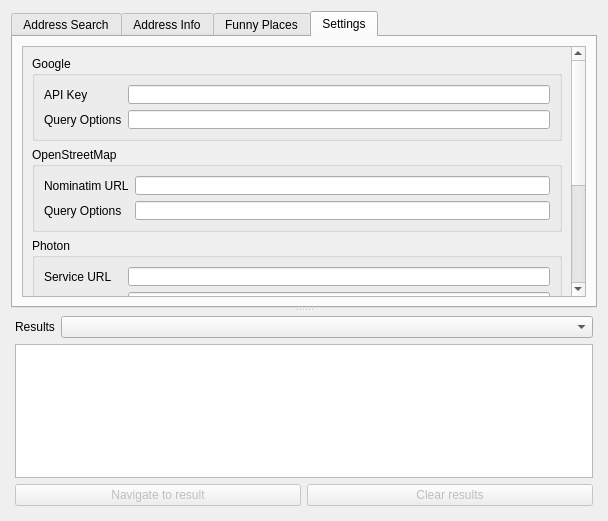
andreassteffens/QGIS, file src/plugins/sb_address_services/sbaddressservicesguibase.ui: the form before one commit.
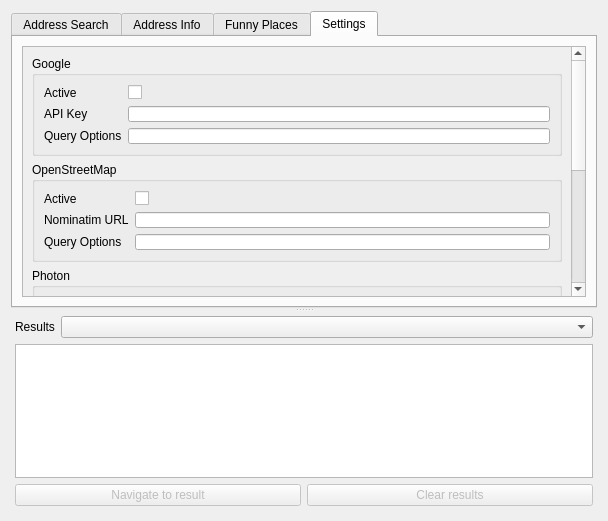
The form after the commit. Icons and pictures are not drawn. Custom widgets are drawn as their Qt base class.

Commit message: - added checkboxes to separately enable/disable search providers - improved search provider error handling

```diff
--- a/src/plugins/sb_address_services/sbaddressservicesguibase.ui
+++ b/src/plugins/sb_address_services/sbaddressservicesguibase.ui
@@ -992,16 +992,16 @@
            <property name="geometry">
             <rect>
              <x>0</x>
-             <y>-142</y>
+             <y>-265</y>
              <width>547</width>
-             <height>448</height>
+             <height>508</height>
             </rect>
            </property>
            <layout class="QVBoxLayout" name="verticalLayout_2">
             <item>
              <widget class="QGroupBox" name="mGrpGoogleSettings">
               <property name="sizePolicy">
-               <sizepolicy hsizetype="Expanding" vsizetype="Preferred">
+               <sizepolicy hsizetype="Preferred" vsizetype="Preferred">
                 <horstretch>0</horstretch>
                 <verstretch>0</verstretch>
                </sizepolicy>
@@ -1009,7 +1009,7 @@
               <property name="minimumSize">
                <size>
                 <width>0</width>
-                <height>85</height>
+                <height>100</height>
                </size>
               </property>
               <property name="baseSize">
@@ -1022,26 +1022,40 @@
                <string>Google</string>
               </property>
               <layout class="QFormLayout" name="formLayout_2">
-               <item row="1" column="0">
+               <item row="2" column="0">
                 <widget class="QLabel" name="mLblGoogleKey">
                  <property name="text">
                   <string>API Key</string>
                  </property>
                 </widget>
                </item>
-               <item row="2" column="0">
+               <item row="3" column="0">
                 <widget class="QLabel" name="mLblGoogleQueryOptions">
                  <property name="text">
                   <string>Query Options</string>
                  </property>
                 </widget>
                </item>
-               <item row="2" column="1">
+               <item row="3" column="1">
                 <widget class="QLineEdit" name="mLeGoogleQueryOptions"/>
                </item>
-               <item row="1" column="1">
+               <item row="2" column="1">
                 <widget class="QgsPasswordLineEdit" name="mPleGoogleKey"/>
                </item>
+               <item row="1" column="0">
+                <widget class="QLabel" name="mLblGoogleActive">
+                 <property name="text">
+                  <string>Active</string>
+                 </property>
+                </widget>
+               </item>
+               <item row="1" column="1">
+                <widget class="QCheckBox" name="mCheckGoogleActive">
+                 <property name="text">
+                  <string/>
+                 </property>
+                </widget>
+               </item>
               </layout>
              </widget>
             </item>
@@ -1050,33 +1064,47 @@
               <property name="minimumSize">
                <size>
                 <width>0</width>
-                <height>85</height>
+                <height>100</height>
                </size>
               </property>
               <property name="title">
                <string>OpenStreetMap</string>
               </property>
               <layout class="QFormLayout" name="formLayout_4">
-               <item row="0" column="0">
+               <item row="1" column="0">
                 <widget class="QLabel" name="mLblNominatimAddress">
                  <property name="text">
                   <string>Nominatim URL</string>
                  </property>
                 </widget>
                </item>
-               <item row="0" column="1">
+               <item row="1" column="1">
                 <widget class="QLineEdit" name="mLeNominatimService"/>
                </item>
-               <item row="1" column="0">
+               <item row="2" column="0">
                 <widget class="QLabel" name="mLblNominatimQueryOptions">
                  <property name="text">
                   <string>Query Options</string>
                  </property>
                 </widget>
                </item>
-               <item row="1" column="1">
+               <item row="2" column="1">
                 <widget class="QLineEdit" name="mLeNominatimQueryOptions"/>
                </item>
+               <item row="0" column="0">
+                <widget class="QLabel" name="mLblNominatimActive">
+                 <property name="text">
+                  <string>Active</string>
+                 </property>
+                </widget>
+               </item>
+               <item row="0" column="1">
+                <widget class="QCheckBox" name="mCheckNominatimActive">
+                 <property name="text">
+                  <string/>
+                 </property>
+                </widget>
+               </item>
               </layout>
              </widget>
             </item>
@@ -1085,33 +1113,47 @@
               <property name="minimumSize">
                <size>
                 <width>0</width>
-                <height>85</height>
+                <height>100</height>
                </size>
               </property>
               <property name="title">
                <string>Photon</string>
               </property>
               <layout class="QFormLayout" name="formLayout_7">
-               <item row="0" column="0">
+               <item row="1" column="0">
                 <widget class="QLabel" name="mLblPhotonAddress">
                  <property name="text">
                   <string>Service URL</string>
                  </property>
                 </widget>
                </item>
-               <item row="0" column="1">
+               <item row="1" column="1">
                 <widget class="QLineEdit" name="mLePhotonService"/>
                </item>
-               <item row="1" column="0">
+               <item row="2" column="0">
                 <widget class="QLabel" name="mLblPhotonQueryOptions">
                  <property name="text">
                   <string>Query Options</string>
                  </property>
                 </widget>
                </item>
-               <item row="1" column="1">
+               <item row="2" column="1">
                 <widget class="QLineEdit" name="mLePhotonQueryOptions"/>
                </item>
+               <item row="0" column="0">
+                <widget class="QLabel" name="mLblPhotonActive">
+                 <property name="text">
+                  <string>Active</string>
+                 </property>
+                </widget>
+               </item>
+               <item row="0" column="1">
+                <widget class="QCheckBox" name="mCheckPhotonActive">
+                 <property name="text">
+                  <string/>
+                 </property>
+                </widget>
+               </item>
               </layout>
              </widget>
             </item>
@@ -1120,33 +1162,47 @@
               <property name="minimumSize">
                <size>
                 <width>0</width>
-                <height>85</height>
+                <height>100</height>
                </size>
               </property>
               <property name="title">
                <string>Pelias</string>
               </property>
               <layout class="QFormLayout" name="formLayout_8">
-               <item row="0" column="0">
+               <item row="1" column="0">
                 <widget class="QLabel" name="mLblPeliasAddress">
                  <property name="text">
                   <string>Service URL</string>
                  </property>
                 </widget>
                </item>
-               <item row="0" column="1">
+               <item row="1" column="1">
                 <widget class="QLineEdit" name="mLePeliasService"/>
                </item>
-               <item row="1" column="0">
+               <item row="2" column="0">
                 <widget class="QLabel" name="mLblPeliasQueryOptions">
                  <property name="text">
                   <string>Query Options</string>
                  </property>
                 </widget>
                </item>
-               <item row="1" column="1">
+               <item row="2" column="1">
                 <widget class="QLineEdit" name="mLePeliasQueryOptions"/>
                </item>
+               <item row="0" column="0">
+                <widget class="QLabel" name="mLblPeliasActive">
+                 <property name="text">
+                  <string>Active</string>
+                 </property>
+                </widget>
+               </item>
+               <item row="0" column="1">
+                <widget class="QCheckBox" name="mCheckPeliasActive">
+                 <property name="text">
+                  <string/>
+                 </property>
+                </widget>
+               </item>
               </layout>
              </widget>
             </item>
```
The commit also changes 2 other files.
